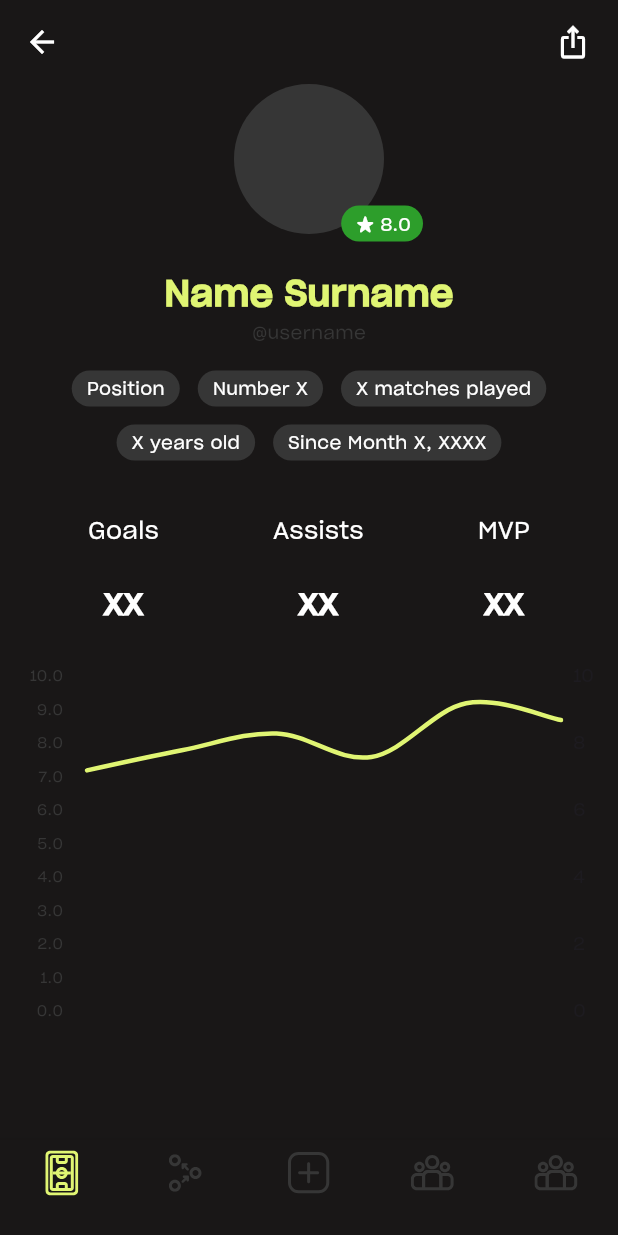
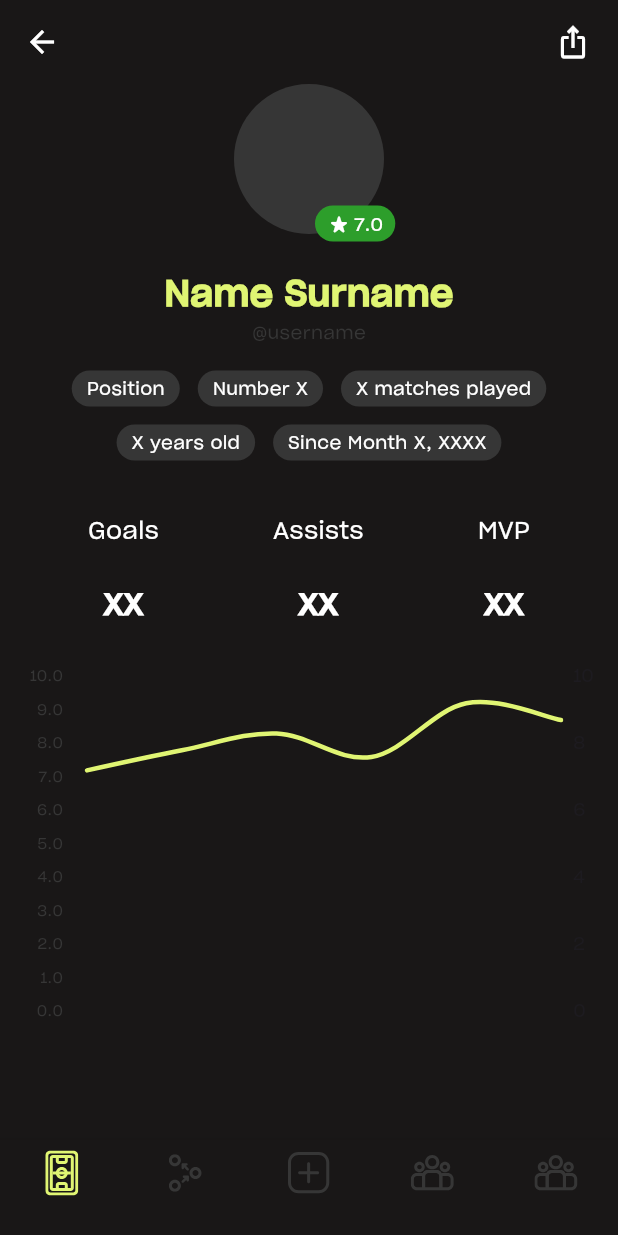
Before and after one commit to abuyukyi101198/sidelines-flutter, a Flutter app: the ProfileScreen screen opened directly, on a phone screen of 412 x 824 dp. Run offline on Flutter 3.47's test engine with Material 3 defaults, Android fonts, the phone set to English and light mode, and no system bars; drawn by our look-alikes of fl_chart; our stand-ins replace date_field, flutter_secure_storage, flutter_svg, smooth_page_indicator; accounts and stored records are empty.

Commit message:
added profile_display.dart and rating_badge.dart

```diff
--- a/lib/screens/profile_screen.dart
+++ b/lib/screens/profile_screen.dart
@@ -1,5 +1,6 @@
 import 'package:flutter/material.dart';
 import 'package:sidelines/utils/color_palette.dart';
+import 'package:sidelines/widgets/display/profile/profile_display.dart';
 import 'package:sidelines/widgets/misc/navigation_item.dart';
 import 'package:fl_chart/fl_chart.dart';
 
@@ -24,48 +25,7 @@ class ProfileScreen extends StatelessWidget {
         crossAxisAlignment: CrossAxisAlignment.center,
         mainAxisAlignment: MainAxisAlignment.start,
         children: [
-          SizedBox(
-            height: 100,
-            child: Stack(
-              clipBehavior: Clip.none,
-              fit: StackFit.expand,
-              children: [
-                const CircleAvatar(
-                  radius: 48,
-                  backgroundColor: ColorPalette.secondaryColor,
-                ),
-                Positioned(
-                    bottom: -5,
-                    right: 130,
-                    child: Container(
-                      padding: const EdgeInsets.symmetric(
-                          vertical: 4.0, horizontal: 8.0),
-                      decoration: const BoxDecoration(
-                        color: ColorPalette.successColor,
-                        borderRadius: BorderRadius.all(Radius.circular(16.0)),
-                      ),
-                      child: const Row(
-                        crossAxisAlignment: CrossAxisAlignment.end,
-                        children: [
-                          Icon(
-                            Icons.star_rate_rounded,
-                            size: 16.0,
-                            color: ColorPalette.textColor,
-                          ),
-                          SizedBox(
-                            width: 2.0,
-                          ),
-                          Text(
-                            '8.0',
-                            style: TextStyle(
-                                color: ColorPalette.textColor, height: 1.2),
-                          )
-                        ],
-                      ),
-                    )),
-              ],
-            ),
-          ),
+          const ProfileDisplay(overallRating: 7),
           const SizedBox(
             height: 24.0,
           ),
@@ -237,7 +197,7 @@ class ProfileScreen extends StatelessWidget {
               ),
             ],
           ),
-          SizedBox(height: 16.0,),
+          const SizedBox(height: 16.0,),
           Container(
             padding: EdgeInsets.all(16.0),
             child: AspectRatio(
--- a/lib/utils/color_palette.dart
+++ b/lib/utils/color_palette.dart
@@ -9,4 +9,6 @@ class ColorPalette {
   static const backgroundColor = Color.fromRGBO(25, 23, 23, 1);
 
   static const successColor = Color.fromRGBO(45, 158, 43, 1);
+  static const warningColor = Color.fromRGBO(189, 182, 28, 1);
+  static const errorColor = Color.fromRGBO(158, 43, 43, 1);
 }
--- /dev/null
+++ b/lib/widgets/display/profile/profile_display.dart
@@ -0,0 +1,34 @@
+import 'package:flutter/material.dart';
+import 'package:sidelines/widgets/display/profile/rating_badge.dart';
+
+import '../../../utils/color_palette.dart';
+
+class ProfileDisplay extends StatelessWidget {
+  final double overallRating;
+
+  const ProfileDisplay({super.key, required this.overallRating});
+
+  @override
+  Widget build(BuildContext context) {
+    return SizedBox(
+      height: 100,
+      child: Stack(
+        clipBehavior: Clip.none,
+        fit: StackFit.expand,
+        children: [
+          const CircleAvatar(
+            radius: 48,
+            backgroundColor: ColorPalette.secondaryColor,
+          ),
+          Positioned(
+              bottom: -5,
+              left: 210,
+              child: RatingBadge(
+                overallRating: overallRating,
+              ),
+          ),
+        ],
+      ),
+    );
+  }
+}
--- /dev/null
+++ b/lib/widgets/display/profile/rating_badge.dart
@@ -0,0 +1,55 @@
+import 'package:flutter/material.dart';
+
+import '../../../utils/color_palette.dart';
+
+class RatingBadge extends StatelessWidget {
+  final double overallRating;
+
+  const RatingBadge({super.key, required this.overallRating});
+
+  final _icon = const Icon(
+    Icons.star_rate_rounded,
+    size: 16.0,
+    color: ColorPalette.textColor,
+  );
+
+  @override
+  Widget build(BuildContext context) {
+    final Color color;
+    if (overallRating > 6.9) {
+      color = ColorPalette.successColor;
+    } else if (overallRating > 3.9) {
+      color = ColorPalette.warningColor;
+    } else {
+      color = ColorPalette.errorColor;
+    }
+
+    final BoxDecoration containerDecoration = BoxDecoration(
+      color: color,
+      borderRadius: const BorderRadius.all(Radius.circular(16.0)),
+    );
+
+    final label = Text(
+      overallRating.toString(),
+      style: const TextStyle(
+        color: ColorPalette.textColor,
+        height: 1.2,
+      ),
+    );
+
+    return Container(
+      padding: const EdgeInsets.symmetric(vertical: 4.0, horizontal: 8.0),
+      decoration: containerDecoration,
+      child: Row(
+        crossAxisAlignment: CrossAxisAlignment.end,
+        children: [
+          _icon,
+          const SizedBox(
+            width: 2.0,
+          ),
+          label,
+        ],
+      ),
+    );
+  }
+}
```
